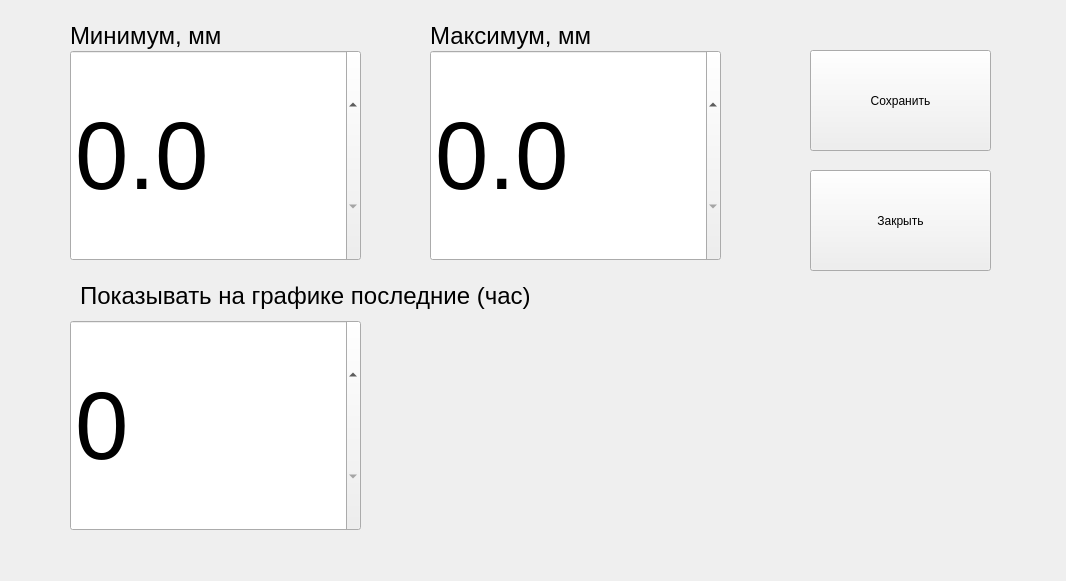
The window that tsetupform.ui (SergeyPesterevD-TEST/Abest2) describes before a commit, drawn with Qt 5.
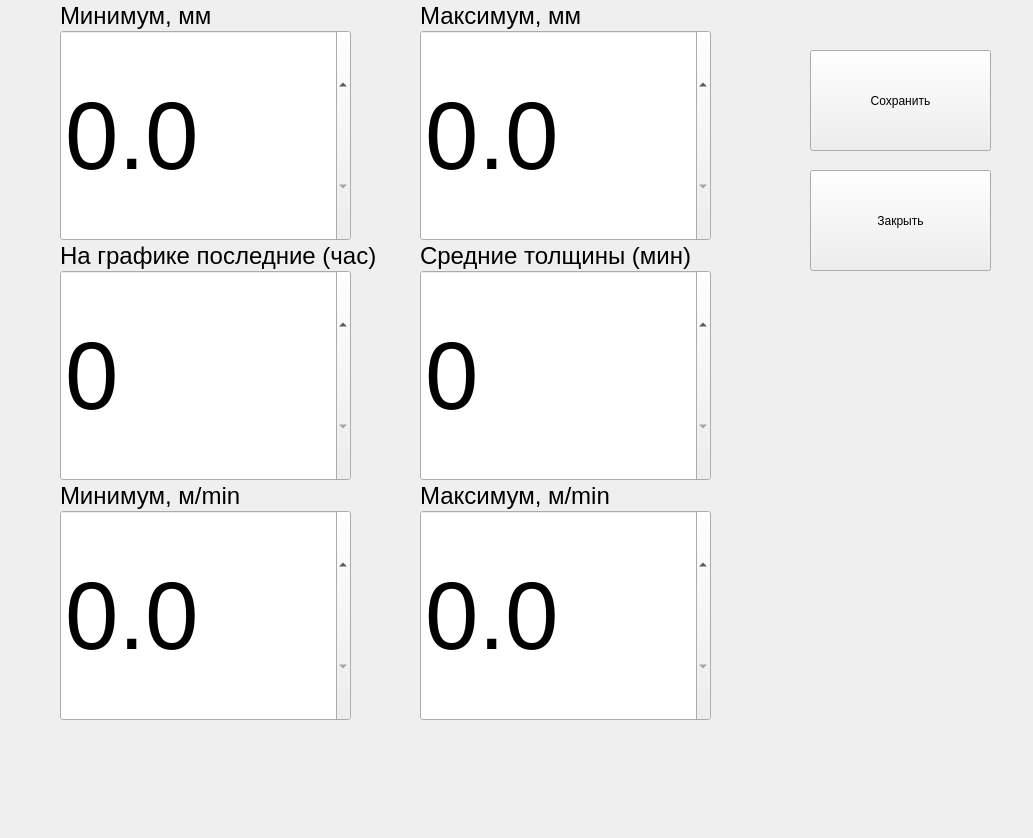
The same window after the commit.

The edit to the form file:
```diff
--- a/tsetupform.ui
+++ b/tsetupform.ui
@@ -6,8 +6,8 @@
    <rect>
     <x>0</x>
     <y>0</y>
-    <width>1066</width>
-    <height>581</height>
+    <width>1033</width>
+    <height>838</height>
    </rect>
   </property>
   <property name="windowTitle">
@@ -16,8 +16,8 @@
   <widget class="QDoubleSpinBox" name="MinBox">
    <property name="geometry">
     <rect>
-     <x>70</x>
-     <y>50</y>
+     <x>60</x>
+     <y>30</y>
      <width>291</width>
      <height>211</height>
     </rect>
@@ -37,8 +37,8 @@
   <widget class="QLabel" name="label">
    <property name="geometry">
     <rect>
-     <x>70</x>
-     <y>20</y>
+     <x>60</x>
+     <y>0</y>
      <width>211</width>
      <height>31</height>
     </rect>
@@ -68,8 +68,8 @@
   <widget class="QDoubleSpinBox" name="MaxBox">
    <property name="geometry">
     <rect>
-     <x>430</x>
-     <y>50</y>
+     <x>420</x>
+     <y>30</y>
      <width>291</width>
      <height>211</height>
     </rect>
@@ -92,8 +92,8 @@
   <widget class="QLabel" name="label_2">
    <property name="geometry">
     <rect>
-     <x>430</x>
-     <y>20</y>
+     <x>420</x>
+     <y>0</y>
      <width>211</width>
      <height>31</height>
     </rect>
@@ -110,8 +110,8 @@
   <widget class="QLabel" name="label_3">
    <property name="geometry">
     <rect>
-     <x>80</x>
-     <y>280</y>
+     <x>60</x>
+     <y>240</y>
      <width>501</width>
      <height>31</height>
     </rect>
@@ -122,14 +122,14 @@
     </font>
    </property>
    <property name="text">
-    <string>Показывать на графике последние (час)</string>
+    <string>На графике последние (час)</string>
    </property>
   </widget>
   <widget class="QDoubleSpinBox" name="HowManyHours">
    <property name="geometry">
     <rect>
-     <x>70</x>
-     <y>320</y>
+     <x>60</x>
+     <y>270</y>
      <width>291</width>
      <height>211</height>
     </rect>
@@ -159,6 +159,129 @@
     <string>Закрыть</string>
    </property>
   </widget>
+  <widget class="QDoubleSpinBox" name="MaxSpeed">
+   <property name="geometry">
+    <rect>
+     <x>420</x>
+     <y>510</y>
+     <width>291</width>
+     <height>211</height>
+    </rect>
+   </property>
+   <property name="font">
+    <font>
+     <pointsize>72</pointsize>
+    </font>
+   </property>
+   <property name="decimals">
+    <number>1</number>
+   </property>
+   <property name="maximum">
+    <double>100.000000000000000</double>
+   </property>
+   <property name="singleStep">
+    <double>1.000000000000000</double>
+   </property>
+  </widget>
+  <widget class="QDoubleSpinBox" name="MinSpeed">
+   <property name="geometry">
+    <rect>
+     <x>60</x>
+     <y>510</y>
+     <width>291</width>
+     <height>211</height>
+    </rect>
+   </property>
+   <property name="font">
+    <font>
+     <pointsize>72</pointsize>
+    </font>
+   </property>
+   <property name="decimals">
+    <number>1</number>
+   </property>
+   <property name="singleStep">
+    <double>1.000000000000000</double>
+   </property>
+  </widget>
+  <widget class="QLabel" name="label_4">
+   <property name="geometry">
+    <rect>
+     <x>60</x>
+     <y>480</y>
+     <width>211</width>
+     <height>31</height>
+    </rect>
+   </property>
+   <property name="font">
+    <font>
+     <pointsize>18</pointsize>
+    </font>
+   </property>
+   <property name="text">
+    <string>Минимум, м/min</string>
+   </property>
+  </widget>
+  <widget class="QLabel" name="label_5">
+   <property name="geometry">
+    <rect>
+     <x>420</x>
+     <y>480</y>
+     <width>211</width>
+     <height>31</height>
+    </rect>
+   </property>
+   <property name="font">
+    <font>
+     <pointsize>18</pointsize>
+    </font>
+   </property>
+   <property name="text">
+    <string>Максимум, м/min</string>
+   </property>
+  </widget>
+  <widget class="QLabel" name="label_6">
+   <property name="geometry">
+    <rect>
+     <x>420</x>
+     <y>240</y>
+     <width>501</width>
+     <height>31</height>
+    </rect>
+   </property>
+   <property name="font">
+    <font>
+     <pointsize>18</pointsize>
+    </font>
+   </property>
+   <property name="text">
+    <string>Средние толщины (мин)</string>
+   </property>
+  </widget>
+  <widget class="QDoubleSpinBox" name="AverageRowMin">
+   <property name="geometry">
+    <rect>
+     <x>420</x>
+     <y>270</y>
+     <width>291</width>
+     <height>211</height>
+    </rect>
+   </property>
+   <property name="font">
+    <font>
+     <pointsize>72</pointsize>
+    </font>
+   </property>
+   <property name="decimals">
+    <number>0</number>
+   </property>
+   <property name="maximum">
+    <double>10.000000000000000</double>
+   </property>
+   <property name="singleStep">
+    <double>1.000000000000000</double>
+   </property>
+  </widget>
  </widget>
  <resources/>
  <connections/>
```
